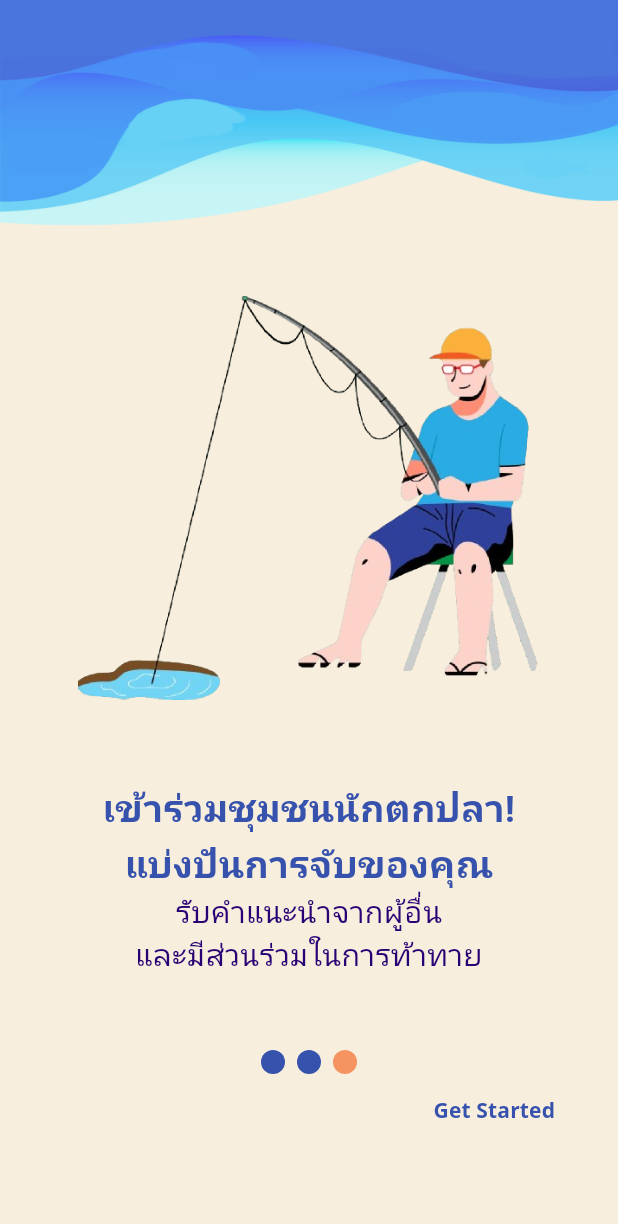
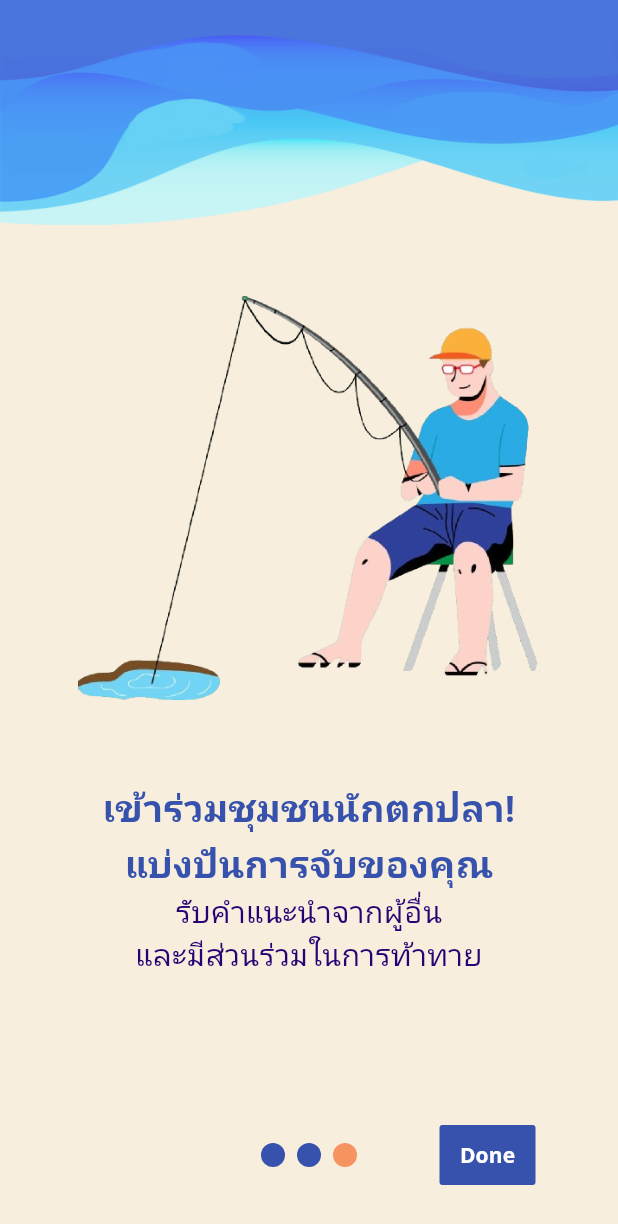
Before and after one commit to Moonkuro101/Fish-Image-Classification-Application, a Flutter app: the screen it shows after launch, swiped to page 3, on a phone screen of 412 x 824 dp. Shown: the top 1224 px of the screen. Run offline on Flutter 3.47's test engine with Material 3 defaults, Android fonts, the phone set to English and light mode, and no system bars; drawn by our look-alikes of smooth_page_indicator; our stand-ins replace google_fonts.

Commit message:
adding login screen

```diff
--- a/lib/main.dart
+++ b/lib/main.dart
@@ -1,4 +1,5 @@
 import 'package:fish_finder/screens/intro_screen/intro_screen.dart';
+import 'package:fish_finder/screens/login_and_create/login.dart';
 import 'package:flutter/material.dart';
 import 'package:google_fonts/google_fonts.dart';
 
@@ -28,7 +29,7 @@ class Myapp extends StatelessWidget {
     return MaterialApp(
       theme: theme,
       debugShowCheckedModeBanner: false,
-      home: const IntroScreen(),
+      home:  IntroScreen(),
     );
   }
 }
--- /dev/null
+++ b/lib/material/font_and_color.dart
@@ -0,0 +1,10 @@
+import 'package:google_fonts/google_fonts.dart';
+import 'package:flutter/material.dart';
+var fontThai = GoogleFonts.notoSansThai();
+var fontEnglish = GoogleFonts.openSans();
+
+Color mainColor = const Color(0xfff7eedd);
+Color colorBlue = const Color(0xff3652AD);
+Color colorPurple = const Color(0xff280274);
+Color colorOrange = const Color(0xffF69461);
+Color loginButton = const Color(0xff062F45);
--- a/lib/screens/intro_screen/intro_screen.dart
+++ b/lib/screens/intro_screen/intro_screen.dart
@@ -1,8 +1,9 @@
+import 'package:fish_finder/material/font_and_color.dart';
 import 'package:fish_finder/screens/intro_screen/screen1.dart';
 import 'package:fish_finder/screens/intro_screen/screen2.dart';
 import 'package:fish_finder/screens/intro_screen/screen3.dart';
+import 'package:fish_finder/screens/login_and_create/login.dart';
 import 'package:flutter/material.dart';
-import 'package:google_fonts/google_fonts.dart';
 import 'package:smooth_page_indicator/smooth_page_indicator.dart';
 
 class IntroScreen extends StatefulWidget {
@@ -19,15 +20,16 @@ class _IntroScreenState extends State<IntroScreen> {
   @override
   Widget build(BuildContext context) {
     return Scaffold(
-    backgroundColor: const Color(0xfff7eedd),
-    body: Stack(
+      backgroundColor: mainColor,
+      body: Column(
         children: [
-        PageView(
+          Expanded(
+            child: PageView(
               controller: pageController,
               onPageChanged: (index) {
                 setState(() {
                   isLastPage = (index == 2);
-              buttonText = isLastPage ? 'Get Started' : 'Next';
+                  buttonText = isLastPage ? 'Done' : 'Next';
                 });
               },
               children: const [
@@ -36,15 +38,39 @@ Widget build(BuildContext context) {
                 Screen3(),
               ],
             ),
-        Column(
-          mainAxisAlignment: MainAxisAlignment.end,
+          ),
+          Padding(
+            padding: const EdgeInsets.only(
+                bottom: 30.0), // Adjust the padding as needed
+            child: Row(
+              mainAxisAlignment: MainAxisAlignment.spaceEvenly,
+              crossAxisAlignment: CrossAxisAlignment.center,
               children: [
-            Padding(
-              padding: const EdgeInsets.only(bottom: 0),
-              child: SmoothPageIndicator(
-                effect: const JumpingDotEffect(
-                  activeDotColor: Color(0xffF69461),
-                  dotColor: Color(0xff3652AD),
+                // Skip Button with Visibility
+                Visibility(
+                  visible:
+                      !isLastPage, // Toggle visibility based on the current page
+                  maintainSize: true, // Maintain the size even when not visible
+                  maintainAnimation: true,
+                  maintainState: true,
+                  child: TextButton(
+                    onPressed: () {
+                      pageController.jumpToPage(2); // Skip to the last page
+                    },
+                    child: Text(
+                      'Skip',
+                      style: fontEnglish.copyWith(
+                        color: colorBlue,
+                        fontWeight: FontWeight.bold,
+                        fontSize: 14,
+                      ),
+                    ),
+                  ),
+                ),
+                SmoothPageIndicator(
+                  effect:  JumpingDotEffect(
+                    activeDotColor: colorOrange,
+                    dotColor: colorBlue,
                   ),
                   controller: pageController,
                   count: 3,
@@ -56,32 +82,17 @@ Widget build(BuildContext context) {
                     );
                   },
                 ),
-            ),
-            Padding(
-              padding: const EdgeInsets.only(bottom: 60.0,left: 30,right: 30), // Adjust this padding as necessary
-              child: Row(
-                mainAxisAlignment: MainAxisAlignment.spaceBetween,
-                children: [
-                  !isLastPage
-                      ? TextButton(
-                          onPressed: () {
-                            pageController.jumpToPage(2);
-                            // Add your skip logic here
-                          },
-                          child: Text(
-                            'Skip',
-                            style: GoogleFonts.openSans(
-                              color: const Color(0xff3652AD),
-                              fontWeight: FontWeight.bold,
-                              fontSize: 14,
-                            ),
-                          ),
-                        )
-                      : const SizedBox(width: 60,),
                 TextButton(
                   onPressed: () {
                     if (pageController.page == 2) {
-                        // Handle "Get Started" logic here
+                      Navigator.of(context).pushReplacement(
+                        MaterialPageRoute(
+                          builder: (context) {
+                            return  LoginScreen();
+                          },
+                        ),
+                      );
+                      // Handle "Done" logic here
                     } else {
                       pageController.nextPage(
                         duration: const Duration(milliseconds: 500),
@@ -90,12 +101,17 @@ Widget build(BuildContext context) {
                     }
                   },
                   style: TextButton.styleFrom(
-                      minimumSize: const Size(100, 40), // Set a minimum width and height
+                    backgroundColor: colorBlue,
+                    shape: RoundedRectangleBorder(
+                      borderRadius: BorderRadius.circular(2),
+                    ),
+
+                    // Set a minimum width and height
                   ),
                   child: Text(
                     buttonText,
-                      style: GoogleFonts.openSans(
-                        color: const Color(0xff3652AD),
+                    style: fontEnglish.copyWith(
+                      color: const Color.fromARGB(255, 255, 255, 255),
                       fontWeight: FontWeight.bold,
                       fontSize: 14,
                     ),
@@ -106,9 +122,6 @@ Widget build(BuildContext context) {
           ),
         ],
       ),
-      ],
-    ),
     );
   }
-
 }
--- a/lib/screens/intro_screen/screen3.dart
+++ b/lib/screens/intro_screen/screen3.dart
@@ -1,3 +1,4 @@
+import 'package:fish_finder/material/font_and_color.dart';
 import 'package:flutter/material.dart';
 import 'package:google_fonts/google_fonts.dart';
 
@@ -45,7 +46,7 @@ class Screen3 extends StatelessWidget {
         Center(
           child: Text(
             'เข้าร่วมชุมชนนักตกปลา!\nแบ่งปันการจับของคุณ',
-            style: GoogleFonts.notoSansThai(
+            style: fontThai.copyWith(
                 fontWeight: FontWeight.bold,
                 fontSize: 25,
                 color: const Color(0xff3652AD)),
--- a/pubspec.yaml
+++ b/pubspec.yaml
@@ -38,6 +38,7 @@ dependencies:
   introduction_screen: ^3.1.14
   smooth_page_indicator: ^1.2.0+3
   google_fonts: ^6.2.1
+  flutter_riverpod: ^2.5.1
 
 dev_dependencies:
   flutter_test:
@@ -64,6 +65,7 @@ flutter:
   # To add assets to your application, add an assets section, like this:
   assets:
     - assets/images/intro/
+    - assets/images/login/
     # - assets\images\main\
 
 
```
Also changed, not shown: lib/screens/login_and_create/create_account.dart (+29 -0 lines), lib/screens/login_and_create/login.dart (+29 -0 lines), lib/screens/login_and_create/login_widget/footer_widget.dart (added, +80 -0 lines), lib/screens/login_and_create/login_widget/from_widget.dart (added, +141 -0 lines), lib/screens/login_and_create/login_widget/header_widget.dart (added, +37 -0 lines), assets/images/login/create.png (added), assets/images/login/google.png (added), assets/images/login/login.png (added), pubspec.lock. Lines whose indentation alone changed are shown as unchanged.
